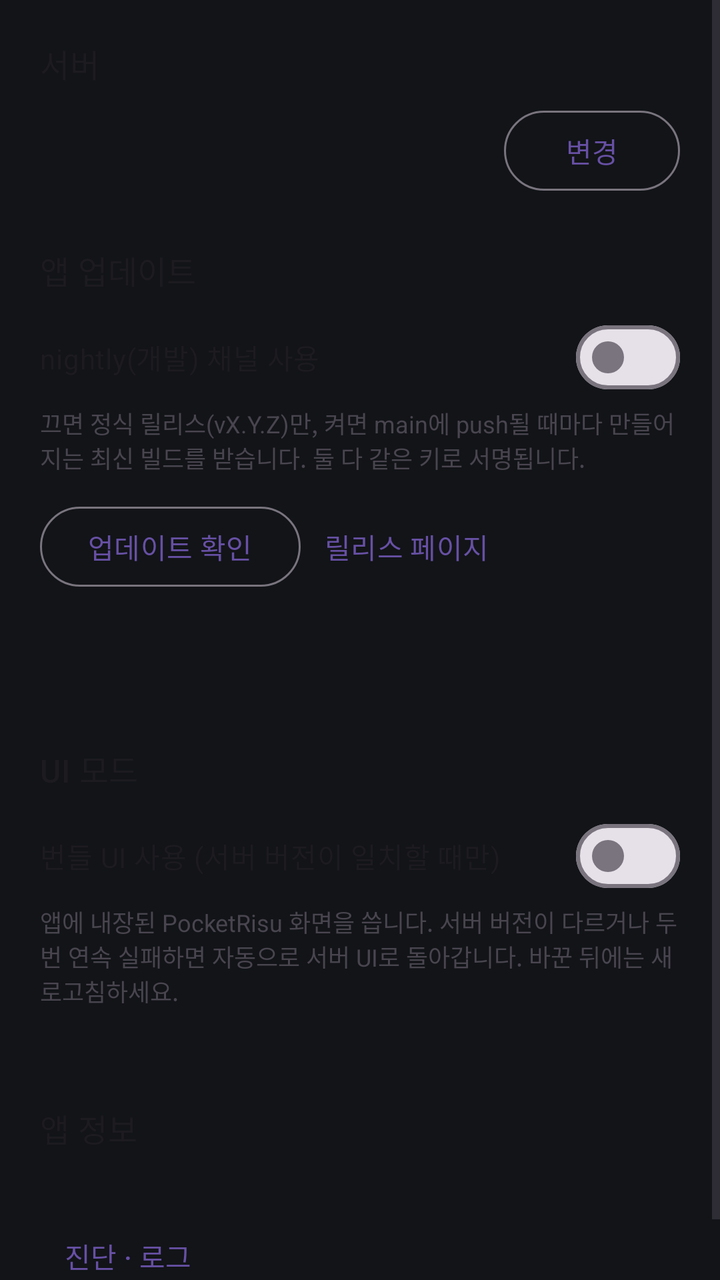
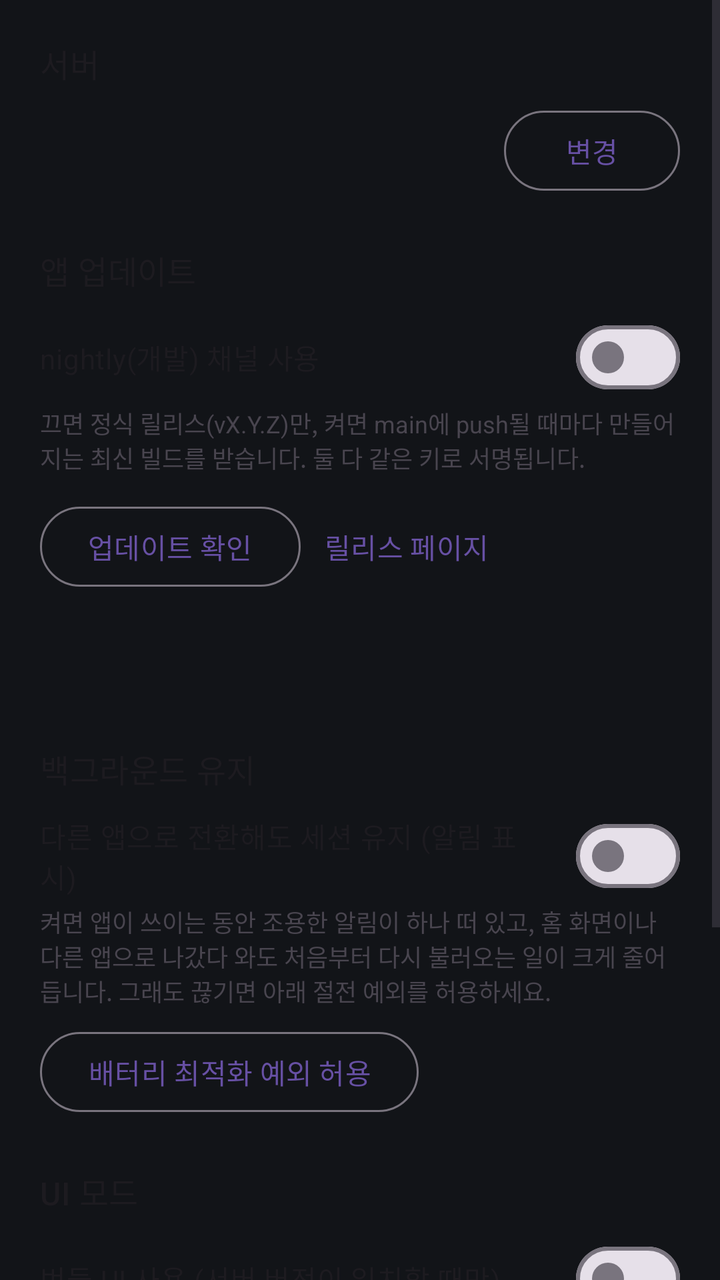

Screens rendered from an Android XML layout before and after an edit, with the pre-edit source and the edit as a unified diff.
<!-- AndroidManifest.xml: application theme Theme.PocketRisuApp -->
<!-- res/layout/activity_settings.xml -->
<?xml version="1.0" encoding="utf-8"?>
<ScrollView xmlns:android="http://schemas.android.com/apk/res/android"
    android:layout_width="match_parent"
    android:layout_height="match_parent"
    android:fitsSystemWindows="true">

    <LinearLayout
        android:layout_width="match_parent"
        android:layout_height="wrap_content"
        android:orientation="vertical"
        android:padding="20dp">

        <TextView
            style="@style/TextAppearance.Material3.TitleMedium"
            android:layout_width="match_parent"
            android:layout_height="wrap_content"
            android:text="@string/settings_section_server" />

        <LinearLayout
            android:layout_width="match_parent"
            android:layout_height="wrap_content"
            android:layout_marginTop="8dp"
            android:gravity="center_vertical"
            android:orientation="horizontal">

            <TextView
                android:id="@+id/serverValue"
                android:layout_width="0dp"
                android:layout_height="wrap_content"
                android:layout_weight="1"
                android:fontFamily="monospace" />

            <com.google.android.material.button.MaterialButton
                android:id="@+id/serverButton"
                style="@style/Widget.Material3.Button.OutlinedButton"
                android:layout_width="wrap_content"
                android:layout_height="wrap_content"
                android:text="@string/settings_server_change" />
        </LinearLayout>

        <TextView
            style="@style/TextAppearance.Material3.TitleMedium"
            android:layout_width="match_parent"
            android:layout_height="wrap_content"
            android:layout_marginTop="24dp"
            android:text="@string/settings_section_update" />

        <com.google.android.material.materialswitch.MaterialSwitch
            android:id="@+id/nightlySwitch"
            android:layout_width="match_parent"
            android:layout_height="wrap_content"
            android:layout_marginTop="8dp"
            android:text="@string/settings_nightly" />

        <TextView
            android:layout_width="match_parent"
            android:layout_height="wrap_content"
            android:text="@string/settings_nightly_help"
            android:textColor="?android:attr/textColorSecondary"
            android:textSize="12sp" />

        <LinearLayout
            android:layout_width="match_parent"
            android:layout_height="wrap_content"
            android:layout_marginTop="12dp"
            android:gravity="center_vertical"
            android:orientation="horizontal">

            <com.google.android.material.button.MaterialButton
                android:id="@+id/checkButton"
                style="@style/Widget.Material3.Button.OutlinedButton"
                android:layout_width="wrap_content"
                android:layout_height="wrap_content"
                android:text="@string/settings_check_update" />

            <com.google.android.material.button.MaterialButton
                android:id="@+id/installButton"
                android:layout_width="wrap_content"
                android:layout_height="wrap_content"
                android:layout_marginStart="8dp"
                android:text="@string/settings_install_update"
                android:visibility="gone" />

            <com.google.android.material.button.MaterialButton
                android:id="@+id/releaseLink"
                style="@style/Widget.Material3.Button.TextButton"
                android:layout_width="wrap_content"
                android:layout_height="wrap_content"
                android:text="@string/settings_release_page" />
        </LinearLayout>

        <com.google.android.material.progressindicator.LinearProgressIndicator
            android:id="@+id/progress"
            android:layout_width="match_parent"
            android:layout_height="wrap_content"
            android:layout_marginTop="8dp"
            android:visibility="gone" />

        <TextView
            android:id="@+id/updateStatus"
            android:layout_width="match_parent"
            android:layout_height="wrap_content"
            android:layout_marginTop="8dp" />

        <TextView
            android:id="@+id/releaseNotes"
            android:layout_width="match_parent"
            android:layout_height="wrap_content"
            android:layout_marginTop="8dp"
            android:textColor="?android:attr/textColorSecondary"
            android:textSize="12sp" />

        <TextView
            style="@style/TextAppearance.Material3.TitleMedium"
            android:layout_width="match_parent"
            android:layout_height="wrap_content"
            android:layout_marginTop="24dp"
            android:text="@string/settings_section_bundle" />

        <com.google.android.material.materialswitch.MaterialSwitch
            android:id="@+id/bundleSwitch"
            android:layout_width="match_parent"
            android:layout_height="wrap_content"
            android:layout_marginTop="8dp"
            android:text="@string/settings_bundle" />

        <TextView
            android:layout_width="match_parent"
            android:layout_height="wrap_content"
            android:text="@string/settings_bundle_help"
            android:textColor="?android:attr/textColorSecondary"
            android:textSize="12sp" />

        <TextView
            android:id="@+id/bundleStatus"
            android:layout_width="match_parent"
            android:layout_height="wrap_content"
            android:layout_marginTop="8dp"
            android:fontFamily="monospace"
            android:textSize="12sp" />

        <TextView
            style="@style/TextAppearance.Material3.TitleMedium"
            android:layout_width="match_parent"
            android:layout_height="wrap_content"
            android:layout_marginTop="24dp"
            android:text="@string/settings_section_app" />

        <TextView
            android:id="@+id/appInfo"
            android:layout_width="match_parent"
            android:layout_height="wrap_content"
            android:layout_marginTop="8dp"
            android:fontFamily="monospace"
            android:textSize="12sp" />

        <com.google.android.material.button.MaterialButton
            android:id="@+id/diagnosticsButton"
            style="@style/Widget.Material3.Button.TextButton"
            android:layout_width="wrap_content"
            android:layout_height="wrap_content"
            android:layout_marginTop="4dp"
            android:text="@string/menu_diagnostics" />
    </LinearLayout>
</ScrollView>
<!-- resources referenced by this layout -->
<resources>
  <string name="menu_diagnostics">진단 · 로그</string>
  <string name="settings_bundle">번들 UI 사용 (서버 버전이 일치할 때만)</string>
  <string name="settings_bundle_help">앱에 내장된 PocketRisu 화면을 씁니다. 서버 버전이 다르거나 두 번 연속 실패하면 자동으로 서버 UI로 돌아갑니다. 바꾼 뒤에는 새로고침하세요.</string>
  <string name="settings_check_update">업데이트 확인</string>
  <string name="settings_install_update">다운로드 후 설치</string>
  <string name="settings_nightly">nightly(개발) 채널 사용</string>
  <string name="settings_nightly_help">끄면 정식 릴리스(vX.Y.Z)만, 켜면 main에 push될 때마다 만들어지는 최신 빌드를 받습니다. 둘 다 같은 키로 서명됩니다.</string>
  <string name="settings_release_page">릴리스 페이지</string>
  <string name="settings_section_app">앱 정보</string>
  <string name="settings_section_bundle">UI 모드</string>
  <string name="settings_section_server">서버</string>
  <string name="settings_section_update">앱 업데이트</string>
  <string name="settings_server_change">변경</string>
  <style name="Theme.PocketRisuApp" parent="Theme.Material3.DayNight.NoActionBar">
          <item name="android:windowBackground">@color/window_background</item>
      </style>
  <color name="window_background">#121418</color>
</resources>

<!-- the commit's change to res/layout/activity_settings.xml (unified diff, before → after) -->
@@ -115,6 +115,35 @@
             android:layout_width="match_parent"
             android:layout_height="wrap_content"
             android:layout_marginTop="24dp"
+            android:text="@string/settings_section_keepalive" />
+
+        <com.google.android.material.materialswitch.MaterialSwitch
+            android:id="@+id/keepAliveSwitch"
+            android:layout_width="match_parent"
+            android:layout_height="wrap_content"
+            android:layout_marginTop="8dp"
+            android:text="@string/settings_keepalive" />
+
+        <TextView
+            android:layout_width="match_parent"
+            android:layout_height="wrap_content"
+            android:text="@string/settings_keepalive_help"
+            android:textColor="?android:attr/textColorSecondary"
+            android:textSize="12sp" />
+
+        <com.google.android.material.button.MaterialButton
+            android:id="@+id/batteryButton"
+            style="@style/Widget.Material3.Button.OutlinedButton"
+            android:layout_width="wrap_content"
+            android:layout_height="wrap_content"
+            android:layout_marginTop="8dp"
+            android:text="@string/settings_battery_exempt" />
+
+        <TextView
+            style="@style/TextAppearance.Material3.TitleMedium"
+            android:layout_width="match_parent"
+            android:layout_height="wrap_content"
+            android:layout_marginTop="24dp"
             android:text="@string/settings_section_bundle" />
 
         <com.google.android.material.materialswitch.MaterialSwitch
<!-- resource entries referenced after the edit -->
@@ -1,15 +1,19 @@
 <!-- resources referenced by this layout -->
 <resources>
   <string name="menu_diagnostics">진단 · 로그</string>
+  <string name="settings_battery_exempt">배터리 최적화 예외 허용</string>
   <string name="settings_bundle">번들 UI 사용 (서버 버전이 일치할 때만)</string>
   <string name="settings_bundle_help">앱에 내장된 PocketRisu 화면을 씁니다. 서버 버전이 다르거나 두 번 연속 실패하면 자동으로 서버 UI로 돌아갑니다. 바꾼 뒤에는 새로고침하세요.</string>
   <string name="settings_check_update">업데이트 확인</string>
   <string name="settings_install_update">다운로드 후 설치</string>
+  <string name="settings_keepalive">다른 앱으로 전환해도 세션 유지 (알림 표시)</string>
+  <string name="settings_keepalive_help">켜면 앱이 쓰이는 동안 조용한 알림이 하나 떠 있고, 홈 화면이나 다른 앱으로 나갔다 와도 처음부터 다시 불러오는 일이 크게 줄어듭니다. 그래도 끊기면 아래 절전 예외를 허용하세요.</string>
   <string name="settings_nightly">nightly(개발) 채널 사용</string>
   <string name="settings_nightly_help">끄면 정식 릴리스(vX.Y.Z)만, 켜면 main에 push될 때마다 만들어지는 최신 빌드를 받습니다. 둘 다 같은 키로 서명됩니다.</string>
   <string name="settings_release_page">릴리스 페이지</string>
   <string name="settings_section_app">앱 정보</string>
   <string name="settings_section_bundle">UI 모드</string>
+  <string name="settings_section_keepalive">백그라운드 유지</string>
   <string name="settings_section_server">서버</string>
   <string name="settings_section_update">앱 업데이트</string>
   <string name="settings_server_change">변경</string>
